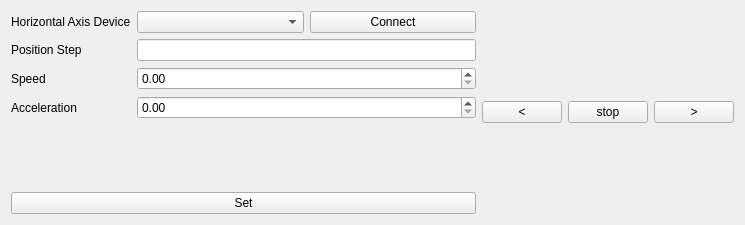
This is Frontend/GUI/HorizontalLinearStagetWidget/horizontallinearstagewidget.ui in S2A-Lab/RollerLaminationSoftware as Qt 5 draws it before an edit. The edited form follows.
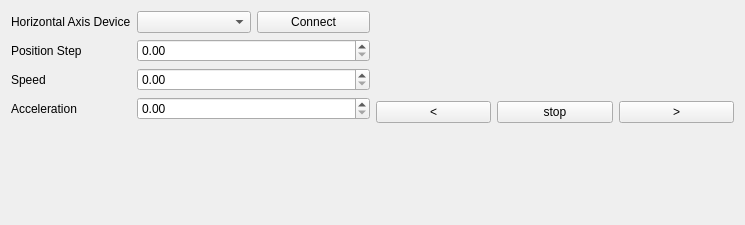
This is the edited form.

```diff
--- a/Frontend/GUI/HorizontalLinearStagetWidget/horizontallinearstagewidget.ui
+++ b/Frontend/GUI/HorizontalLinearStagetWidget/horizontallinearstagewidget.ui
@@ -60,24 +60,17 @@
          </property>
         </widget>
        </item>
-       <item row="1" column="1">
-        <widget class="QLineEdit" name="lineEdit"/>
-       </item>
        <item row="2" column="1">
         <widget class="QDoubleSpinBox" name="SpeedSpinBox_2"/>
        </item>
        <item row="3" column="1">
         <widget class="QDoubleSpinBox" name="AccelSpinBox"/>
        </item>
+       <item row="1" column="1">
+        <widget class="QDoubleSpinBox" name="PosStepSpinBox"/>
+       </item>
       </layout>
      </item>
-     <item>
-      <widget class="QPushButton" name="YAxisParamSetBtn">
-       <property name="text">
-        <string>Set</string>
-       </property>
-      </widget>
-     </item>
     </layout>
    </item>
    <item>
```
Left out of the diff: 2 changed lines with no effect on the pictures.
